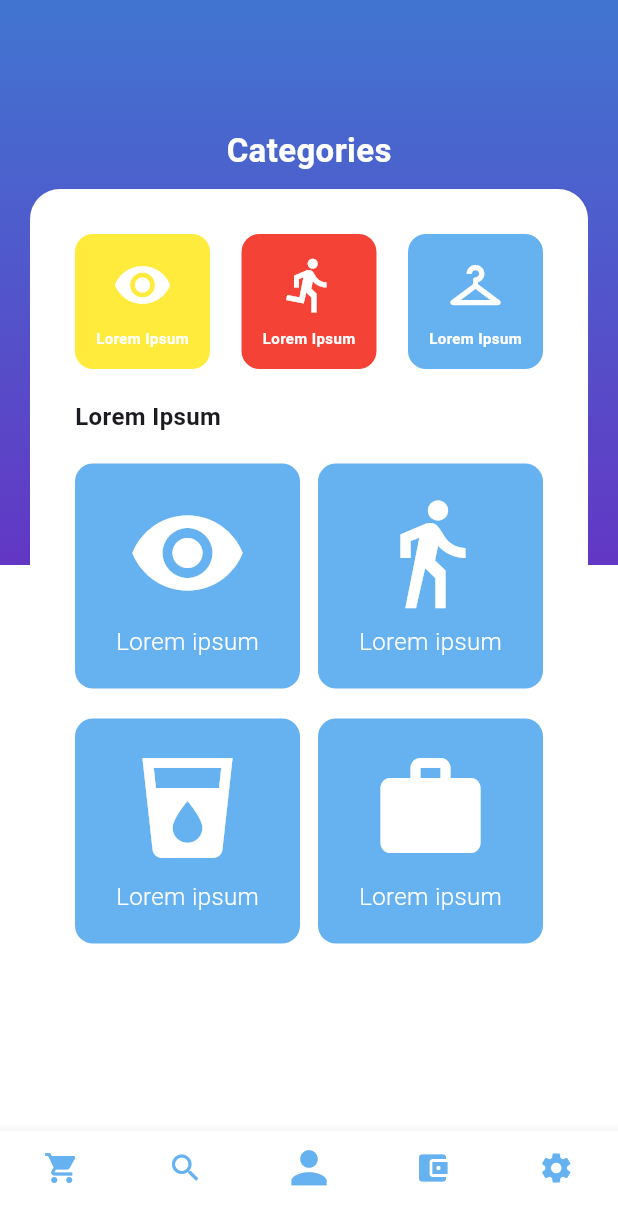
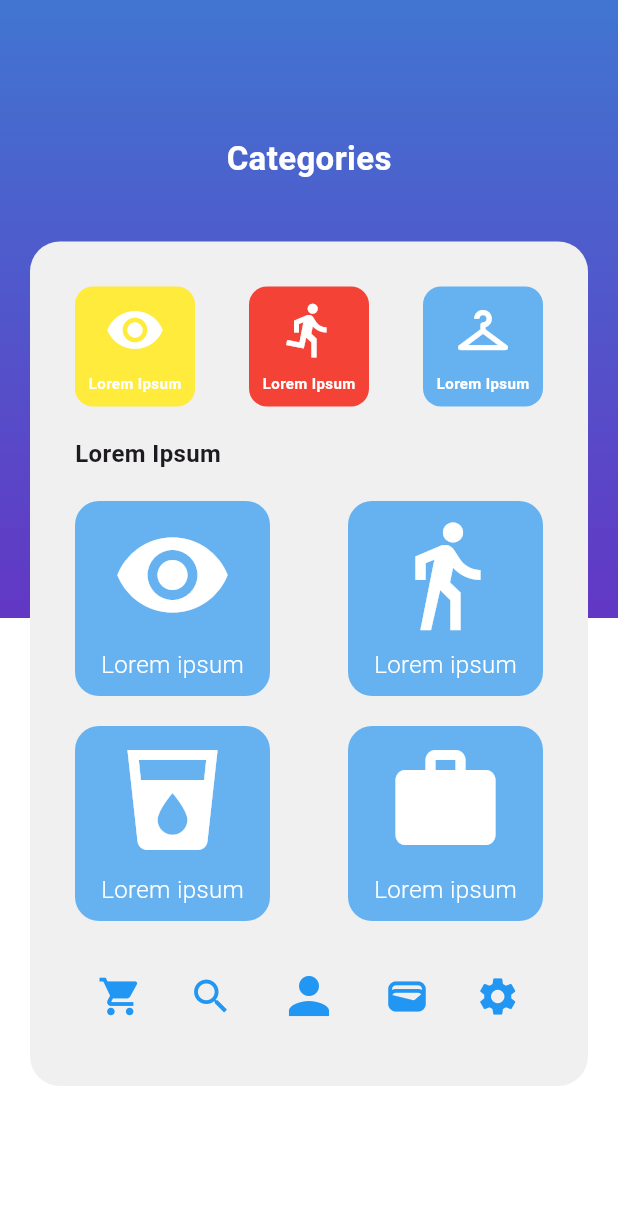
Before and after one commit to Maicol090/TareaMovil, a Flutter app: the CategorieScreen screen opened by its route, on a phone screen of 412 x 824 dp. Shown: the top 1225 px of the screen. Run offline on Flutter 3.47's test engine with Material 3 defaults, Android fonts, the phone set to English and light mode, and no system bars.

Commit message:
Segundo commit - Mejoras del Nav Bar

```diff
--- /dev/null
+++ b/lib/screens/bottomnav_screen.dart
@@ -0,0 +1,22 @@
+import 'package:flutter/material.dart';
+
+class CustomNavbar extends StatelessWidget {
+  @override
+  Widget build(BuildContext context) {
+    return Container(
+      child: Padding(
+        padding: const EdgeInsets.symmetric(vertical: 10.0),
+        child: Row(
+          mainAxisAlignment: MainAxisAlignment.spaceAround,
+          children: [
+            Icon(Icons.shopping_cart, color: Colors.blue, size: 30),
+            Icon(Icons.search, color: Colors.blue, size: 30),
+            Icon(Icons.person, color: Colors.blue, size: 40),
+            Icon(Icons.wallet, color: Colors.blue, size: 30),
+            Icon(Icons.settings, color: Colors.blue, size: 30),
+          ],
+        ),
+      ),
+    );
+  }
+}
--- a/lib/screens/categorie_screen.dart
+++ b/lib/screens/categorie_screen.dart
@@ -1,58 +1,17 @@
 import 'package:app1/core/colors.dart';
 import 'package:app1/core/styles.dart';
+import 'package:app1/screens/bottomnav_screen.dart';
 import 'package:flutter/material.dart';
 
-class CategorieScreen extends StatefulWidget {
+class CategorieScreen extends StatelessWidget {
   const CategorieScreen({super.key});
 
   @override
-  _CategorieScreenState createState() => _CategorieScreenState();
-}
-
-class _CategorieScreenState extends State<CategorieScreen> {
-  int _selectedIndex = 0;
-
-  final List<Widget> _pages = [];
-
-  @override
-  void initState() {
-    super.initState();
-    _pages.addAll([
-      _buildCategoriePage(),
-      Center(
-        child: Text(
-          "Buscar",
-          style: TextStyle(fontSize: 24, fontWeight: FontWeight.bold),
-        ),
-      ),
-      Center(
-        child: Text(
-          "Perfil",
-          style: TextStyle(fontSize: 24, fontWeight: FontWeight.bold),
-        ),
-      ),
-      Center(
-        child: Text(
-          "Wallet",
-          style: TextStyle(fontSize: 24, fontWeight: FontWeight.bold),
-        ),
-      ),
-      Center(
-        child: Text(
-          "Options",
-          style: TextStyle(fontSize: 24, fontWeight: FontWeight.bold),
-        ),
-      ),
-    ]);
-  }
-
-  // Página principal de Categorías
-  Widget _buildCategoriePage() {
-    return Container(
+  Widget build(BuildContext context) {
+    return Scaffold(
+      body: Container(
         decoration: BoxDecoration(
-        color: Colors.blue,
-        gradient: AppStyles.secondaryBgGradient,
-      ),
+            color: Colors.blue, gradient: AppStyles.secondaryBgGradient),
         child: SafeArea(
           child: Column(
             mainAxisSize: MainAxisSize.max,
@@ -64,11 +23,12 @@ class _CategorieScreenState extends State<CategorieScreen> {
                 "Categories",
                 style: AppStyles.title,
               ),
+              SizedBox(height: 30),
               Container(
                 margin: EdgeInsets.symmetric(horizontal: 20, vertical: 10),
                 padding: EdgeInsets.all(30),
                 decoration: BoxDecoration(
-                color: AppColors.white,
+                  color: AppColors.ligthBg,
                   borderRadius: BorderRadius.circular(20),
                 ),
                 child: Column(
@@ -141,54 +101,16 @@ class _CategorieScreenState extends State<CategorieScreen> {
                         ],
                       ),
                     ),
+                    SizedBox(height: 20),
+                    Container(
+                      child: CustomNavbar(),
+                    )
                   ],
                 ),
               )
             ],
           ),
         ),
-    );
-  }
-
-  void _onItemTapped(int index) {
-    setState(() {
-      _selectedIndex = index;
-    });
-  }
-
-  @override
-  Widget build(BuildContext context) {
-    return Scaffold(
-      body:
-          _pages[_selectedIndex], // Cambia entre las pantallas según el índice
-      bottomNavigationBar: BottomNavigationBar(
-        backgroundColor: AppColors.white, // Color de fondo blanco
-        currentIndex: _selectedIndex,
-        onTap: _onItemTapped,
-        type: BottomNavigationBarType.fixed, // Sin animación
-        items: [
-          BottomNavigationBarItem(
-            icon: Icon(Icons.shopping_cart, color: AppColors.blueyellow),
-            label: '',
-          ),
-          BottomNavigationBarItem(
-            icon: Icon(Icons.search, color: AppColors.blueyellow),
-            label: '',
-          ),
-          BottomNavigationBarItem(
-            icon: Icon(Icons.person, color: AppColors.blueyellow, size: 35),
-            label: '',
-          ),
-          BottomNavigationBarItem(
-            icon:
-                Icon(Icons.account_balance_wallet, color: AppColors.blueyellow),
-            label: '',
-          ),
-          BottomNavigationBarItem(
-            icon: Icon(Icons.settings, color: AppColors.blueyellow),
-            label: '',
-          ),
-        ],
       ),
     );
   }
@@ -208,8 +130,8 @@ class CustomCard extends StatelessWidget {
   @override
   Widget build(BuildContext context) {
     return Container(
-      width: 90,
-      height: 90,
+      width: 80,
+      height: 80,
       decoration: BoxDecoration(
         color: color,
         borderRadius: BorderRadius.circular(12),
@@ -251,11 +173,11 @@ class CustomCard2 extends StatelessWidget {
   @override
   Widget build(BuildContext context) {
     return Container(
-      width: 150,
-      height: 150,
+      width: 130,
+      height: 130,
       decoration: BoxDecoration(
         color: color2,
-        borderRadius: BorderRadius.circular(12),
+        borderRadius: BorderRadius.circular(16),
       ),
       child: Column(
         mainAxisAlignment: MainAxisAlignment.center,
```
Lines whose indentation alone changed are shown as unchanged.
